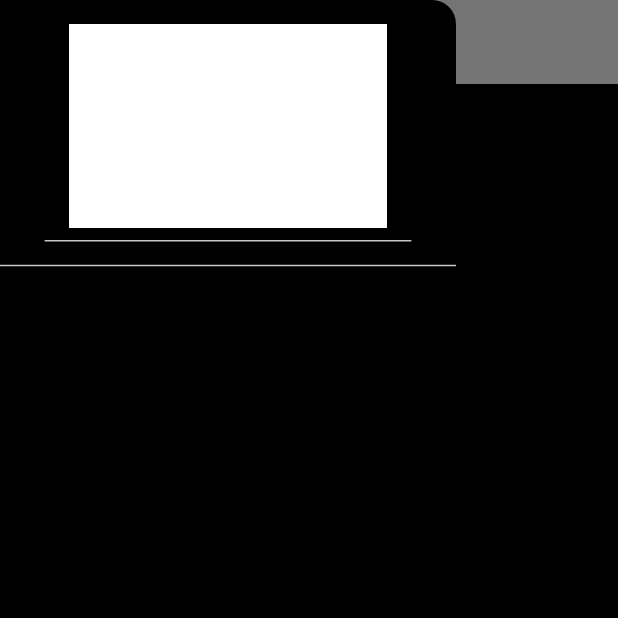
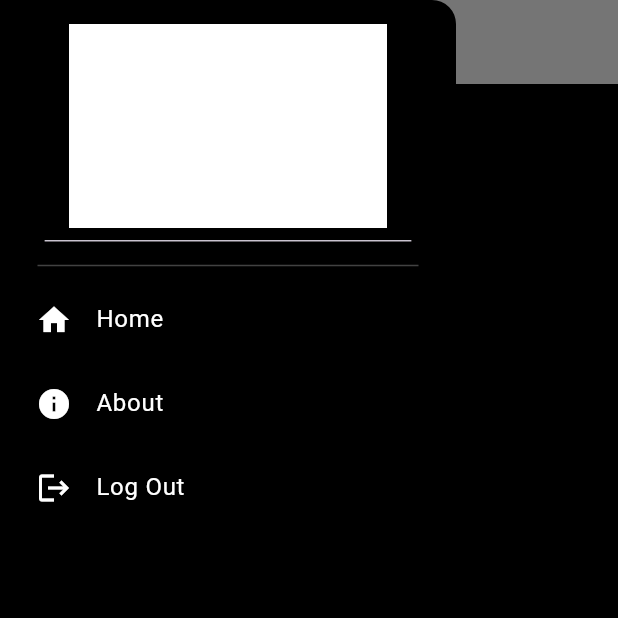
Before and after one commit to shreywhatt/ECOMMERCE-APP, a Flutter app: the Homepage screen opened directly, item 2 of the bottom bar chosen, with the side drawer open, on a phone screen of 412 x 824 dp, the top half of it. Run offline on Flutter 3.47's test engine with Material 3 defaults, Android fonts, the phone set to English and light mode, and no system bars; drawn by our look-alikes of google_nav_bar.

```diff
--- a/lib/pages/HomePage.dart
+++ b/lib/pages/HomePage.dart
@@ -64,9 +64,41 @@ class _HomepageState extends State<Homepage> {
             // logo
             DrawerHeader(child: Image.asset('lib/images/5.png', color: Colors.white,),
             ),
-            Divider(color: Colors.
+            Padding(
+              padding: const EdgeInsets.symmetric(horizontal: 25.0),
+              child: Divider(color: Colors.grey.shade800,
+              ),
+            ),
+            // other pages
+            const Padding(
+              padding: EdgeInsets.only(left: 8.0),
+              child: ListTile(leading: Icon(
+                Icons.home,
+                color: Colors.white,),
+                title: Text('Home',
+                  style: TextStyle(color: Colors.white),),
+              ),
+            ),
 
-            //other pages
+            const Padding(
+              padding: EdgeInsets.only(left: 8.0),
+              child: ListTile(leading: Icon(
+                Icons.info,
+                color: Colors.white,),
+                title: Text('About',
+                  style: TextStyle(color: Colors.white),),
+              ),
+            ),
+
+            const Padding(
+              padding: EdgeInsets.only(left: 8.0),
+              child: ListTile(leading: Icon(
+                Icons.logout,
+                color: Colors.white,),
+                title: Text('Log Out',
+                  style: TextStyle(color: Colors.white),),
+              ),
+            )
           ],
         ),
       ),
```
Lines whose indentation alone changed are shown as unchanged.
